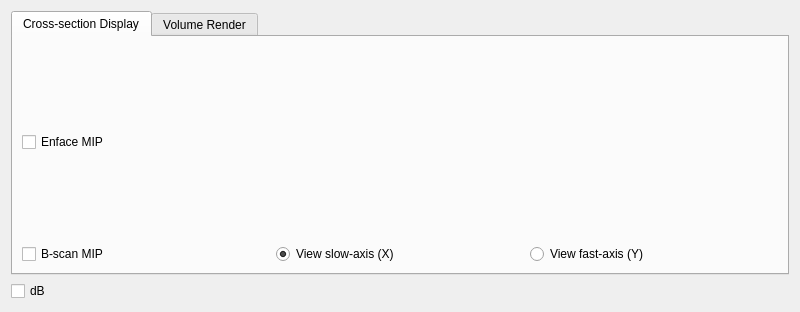
Before: the Qt Designer form src/main/resources/windows/ui/DisplayWidget.ui in sstucker/OCTview, drawn with Qt 5.
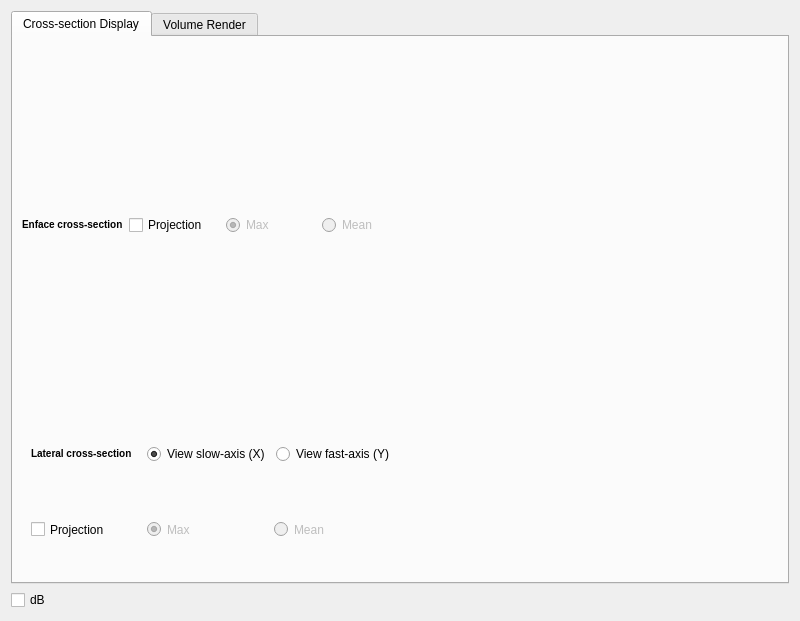
After: the same form once the commit is applied.

```diff
--- a/src/main/resources/windows/ui/DisplayWidget.ui
+++ b/src/main/resources/windows/ui/DisplayWidget.ui
@@ -7,12 +7,12 @@
     <x>0</x>
     <y>0</y>
     <width>800</width>
-    <height>312</height>
+    <height>621</height>
    </rect>
   </property>
   <property name="minimumSize">
    <size>
-    <width>800</width>
+    <width>0</width>
     <height>0</height>
    </size>
   </property>
@@ -30,7 +30,7 @@
      </property>
     </widget>
    </item>
-   <item row="0" column="0" colspan="4">
+   <item row="0" column="0" colspan="3">
     <widget class="QTabWidget" name="tabDisplay">
      <property name="sizePolicy">
       <sizepolicy hsizetype="Minimum" vsizetype="Minimum">
@@ -45,40 +45,39 @@
       <attribute name="title">
        <string>Cross-section Display</string>
       </attribute>
-      <layout class="QVBoxLayout" name="verticalLayout">
-       <item>
-        <widget class="QWidget" name="EnfaceWidget" native="true"/>
+      <layout class="QGridLayout" name="gridLayout">
+       <item row="2" column="0" colspan="2">
+        <widget class="QWidget" name="BScanWidget" native="true"/>
        </item>
-       <item>
-        <widget class="QCheckBox" name="checkEnfaceMIP">
-         <property name="text">
-          <string>Enface MIP</string>
-         </property>
-        </widget>
-       </item>
-       <item>
-        <widget class="QWidget" name="BScanWidget" native="true">
-         <property name="sizePolicy">
-          <sizepolicy hsizetype="Minimum" vsizetype="Minimum">
-           <horstretch>0</horstretch>
-           <verstretch>0</verstretch>
-          </sizepolicy>
-         </property>
-        </widget>
-       </item>
-       <item>
-        <layout class="QHBoxLayout" name="layoutBScan">
+       <item row="1" column="0">
+        <layout class="QHBoxLayout" name="horizontalLayout">
          <item>
-          <widget class="QCheckBox" name="checkBScanMIP">
+          <widget class="QLabel" name="labelEnface">
+           <property name="sizePolicy">
+            <sizepolicy hsizetype="Preferred" vsizetype="Minimum">
+             <horstretch>0</horstretch>
+             <verstretch>0</verstretch>
+            </sizepolicy>
+           </property>
            <property name="text">
-            <string>B-scan MIP</string>
+            <string>&lt;h5&gt;Enface cross-section&lt;/h5&gt;</string>
            </property>
           </widget>
          </item>
          <item>
-          <widget class="QRadioButton" name="radioViewX">
+          <widget class="QCheckBox" name="checkEnfaceProjection">
            <property name="text">
-            <string>View slow-axis (X)</string>
+            <string>Projection</string>
+           </property>
+          </widget>
+         </item>
+         <item>
+          <widget class="QRadioButton" name="radioEnfaceMax">
+           <property name="enabled">
+            <bool>false</bool>
+           </property>
+           <property name="text">
+            <string>Max</string>
            </property>
            <property name="checked">
             <bool>true</bool>
@@ -86,14 +85,155 @@
           </widget>
          </item>
          <item>
-          <widget class="QRadioButton" name="radioViewY">
+          <widget class="QRadioButton" name="radioEnfaceMean">
+           <property name="enabled">
+            <bool>false</bool>
+           </property>
            <property name="text">
-            <string>View fast-axis (Y)</string>
+            <string>Mean</string>
            </property>
           </widget>
          </item>
         </layout>
        </item>
+       <item row="0" column="0" colspan="2">
+        <widget class="QWidget" name="EnfaceWidget" native="true"/>
+       </item>
+       <item row="3" column="0">
+        <widget class="QFrame" name="AxialSettingsFrame">
+         <layout class="QGridLayout" name="gridLayout_3">
+          <item row="1" column="0">
+           <widget class="QCheckBox" name="checkBScanProjection">
+            <property name="sizePolicy">
+             <sizepolicy hsizetype="Minimum" vsizetype="Minimum">
+              <horstretch>0</horstretch>
+              <verstretch>0</verstretch>
+             </sizepolicy>
+            </property>
+            <property name="text">
+             <string>Projection</string>
+            </property>
+           </widget>
+          </item>
+          <item row="1" column="1">
+           <widget class="QFrame" name="frameBScanProjection">
+            <property name="sizePolicy">
+             <sizepolicy hsizetype="Preferred" vsizetype="Minimum">
+              <horstretch>0</horstretch>
+              <verstretch>0</verstretch>
+             </sizepolicy>
+            </property>
+            <property name="frameShape">
+             <enum>QFrame::NoFrame</enum>
+            </property>
+            <property name="frameShadow">
+             <enum>QFrame::Plain</enum>
+            </property>
+            <layout class="QHBoxLayout" name="horizontalLayout_3">
+             <item>
+              <widget class="QRadioButton" name="radioBScanMax">
+               <property name="enabled">
+                <bool>false</bool>
+               </property>
+               <property name="sizePolicy">
+                <sizepolicy hsizetype="Minimum" vsizetype="Minimum">
+                 <horstretch>0</horstretch>
+                 <verstretch>0</verstretch>
+                </sizepolicy>
+               </property>
+               <property name="text">
+                <string>Max</string>
+               </property>
+               <property name="checked">
+                <bool>true</bool>
+               </property>
+              </widget>
+             </item>
+             <item>
+              <widget class="QRadioButton" name="radioBScanMean">
+               <property name="enabled">
+                <bool>false</bool>
+               </property>
+               <property name="sizePolicy">
+                <sizepolicy hsizetype="Minimum" vsizetype="Minimum">
+                 <horstretch>0</horstretch>
+                 <verstretch>0</verstretch>
+                </sizepolicy>
+               </property>
+               <property name="text">
+                <string>Mean</string>
+               </property>
+              </widget>
+             </item>
+            </layout>
+           </widget>
+          </item>
+          <item row="0" column="0">
+           <widget class="QLabel" name="labelAxial">
+            <property name="sizePolicy">
+             <sizepolicy hsizetype="Preferred" vsizetype="Minimum">
+              <horstretch>0</horstretch>
+              <verstretch>0</verstretch>
+             </sizepolicy>
+            </property>
+            <property name="text">
+             <string>&lt;html&gt;&lt;head/&gt;&lt;body&gt;&lt;h5 style=&quot; margin-top:12px; margin-bottom:4px; margin-left:0px; margin-right:0px; -qt-block-indent:0; text-indent:0px;&quot;&gt;&lt;span style=&quot; font-size:small; font-weight:600;&quot;&gt;Lateral cross-section&lt;/span&gt;&lt;/h5&gt;&lt;/body&gt;&lt;/html&gt;</string>
+            </property>
+            <property name="textFormat">
+             <enum>Qt::MarkdownText</enum>
+            </property>
+           </widget>
+          </item>
+          <item row="0" column="1">
+           <widget class="QFrame" name="frameAxialView">
+            <property name="sizePolicy">
+             <sizepolicy hsizetype="Preferred" vsizetype="Minimum">
+              <horstretch>0</horstretch>
+              <verstretch>0</verstretch>
+             </sizepolicy>
+            </property>
+            <property name="frameShape">
+             <enum>QFrame::NoFrame</enum>
+            </property>
+            <property name="frameShadow">
+             <enum>QFrame::Plain</enum>
+            </property>
+            <layout class="QHBoxLayout" name="horizontalLayout_2">
+             <item>
+              <widget class="QRadioButton" name="radioViewX">
+               <property name="sizePolicy">
+                <sizepolicy hsizetype="Minimum" vsizetype="Minimum">
+                 <horstretch>0</horstretch>
+                 <verstretch>0</verstretch>
+                </sizepolicy>
+               </property>
+               <property name="text">
+                <string>View slow-axis (X)</string>
+               </property>
+               <property name="checked">
+                <bool>true</bool>
+               </property>
+              </widget>
+             </item>
+             <item>
+              <widget class="QRadioButton" name="radioViewY">
+               <property name="sizePolicy">
+                <sizepolicy hsizetype="Minimum" vsizetype="Minimum">
+                 <horstretch>0</horstretch>
+                 <verstretch>0</verstretch>
+                </sizepolicy>
+               </property>
+               <property name="text">
+                <string>View fast-axis (Y)</string>
+               </property>
+              </widget>
+             </item>
+            </layout>
+           </widget>
+          </item>
+         </layout>
+        </widget>
+       </item>
       </layout>
      </widget>
      <widget class="QWidget" name="tab3D">
```
